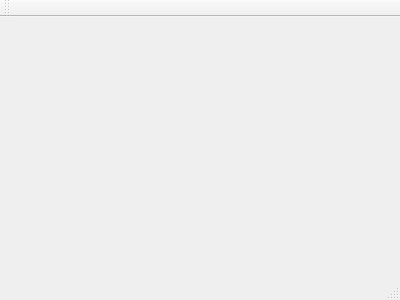
Qt form PixelsSpriteEditor/SpriteMainWindow.ui (worldofnick/Pixels-Sprite-Editor) before a commit.
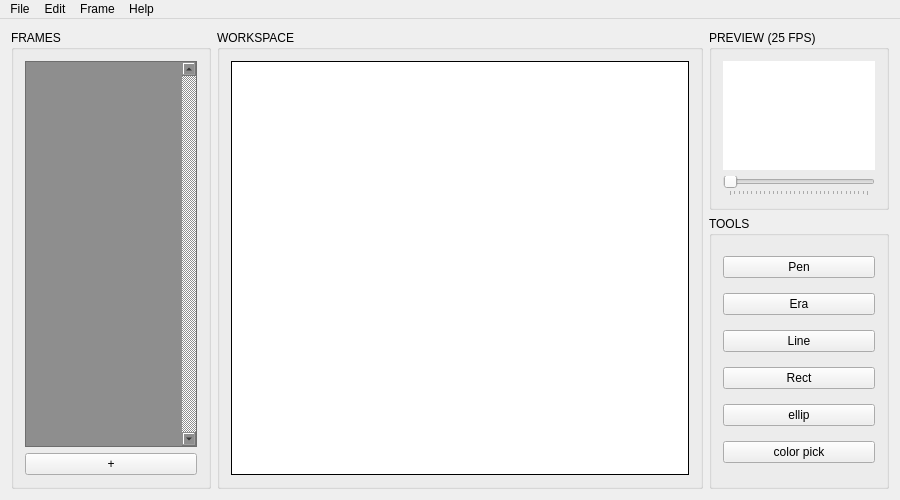
The same form after that commit.

Commit message:
Basic scalable GUI
Can start implementing now.

Diff of the .ui file:
```diff
--- a/PixelsSpriteEditor/SpriteMainWindow.ui
+++ b/PixelsSpriteEditor/SpriteMainWindow.ui
@@ -1,24 +1,470 @@
 <ui version="4.0">
  <class>SpriteMainWindow</class>
- <widget class="QMainWindow" name="SpriteMainWindow" >
-  <property name="geometry" >
+ <widget class="QMainWindow" name="SpriteMainWindow">
+  <property name="geometry">
    <rect>
     <x>0</x>
     <y>0</y>
-    <width>400</width>
-    <height>300</height>
+    <width>900</width>
+    <height>500</height>
    </rect>
   </property>
-  <property name="windowTitle" >
+  <property name="sizePolicy">
+   <sizepolicy hsizetype="MinimumExpanding" vsizetype="MinimumExpanding">
+    <horstretch>0</horstretch>
+    <verstretch>0</verstretch>
+   </sizepolicy>
+  </property>
+  <property name="windowTitle">
    <string>SpriteMainWindow</string>
   </property>
-  <widget class="QMenuBar" name="menuBar" />
-  <widget class="QToolBar" name="mainToolBar" />
-  <widget class="QWidget" name="centralWidget" />
-  <widget class="QStatusBar" name="statusBar" />
+  <widget class="QWidget" name="centralWidget">
+   <layout class="QGridLayout" name="gridLayout_3">
+    <item row="0" column="0">
+     <layout class="QGridLayout" name="gridLayout">
+      <item row="0" column="0" rowspan="2">
+       <widget class="QGroupBox" name="framesGroupBox">
+        <property name="sizePolicy">
+         <sizepolicy hsizetype="Maximum" vsizetype="MinimumExpanding">
+          <horstretch>0</horstretch>
+          <verstretch>0</verstretch>
+         </sizepolicy>
+        </property>
+        <property name="minimumSize">
+         <size>
+          <width>200</width>
+          <height>420</height>
+         </size>
+        </property>
+        <property name="maximumSize">
+         <size>
+          <width>500</width>
+          <height>1000</height>
+         </size>
+        </property>
+        <property name="title">
+         <string>FRAMES</string>
+        </property>
+        <layout class="QVBoxLayout" name="verticalLayout_3">
+         <item>
+          <widget class="QScrollArea" name="framesScrollArea">
+           <property name="sizePolicy">
+            <sizepolicy hsizetype="MinimumExpanding" vsizetype="MinimumExpanding">
+             <horstretch>0</horstretch>
+             <verstretch>0</verstretch>
+            </sizepolicy>
+           </property>
+           <property name="maximumSize">
+            <size>
+             <width>500</width>
+             <height>16777215</height>
+            </size>
+           </property>
+           <property name="styleSheet">
+            <string notr="true">background-color:rgb(142, 142, 142);</string>
+           </property>
+           <property name="verticalScrollBarPolicy">
+            <enum>Qt::ScrollBarAlwaysOn</enum>
+           </property>
+           <property name="horizontalScrollBarPolicy">
+            <enum>Qt::ScrollBarAlwaysOff</enum>
+           </property>
+           <property name="sizeAdjustPolicy">
+            <enum>QAbstractScrollArea::AdjustToContents</enum>
+           </property>
+           <property name="widgetResizable">
+            <bool>true</bool>
+           </property>
+           <widget class="QWidget" name="scrollAreaWidgetContents">
+            <property name="geometry">
+             <rect>
+              <x>0</x>
+              <y>0</y>
+              <width>152</width>
+              <height>369</height>
+             </rect>
+            </property>
+           </widget>
+          </widget>
+         </item>
+         <item>
+          <widget class="QPushButton" name="addFrameButton">
+           <property name="text">
+            <string>+</string>
+           </property>
+          </widget>
+         </item>
+        </layout>
+       </widget>
+      </item>
+      <item row="0" column="1" rowspan="2">
+       <widget class="QGroupBox" name="workspaceGroupBox">
+        <property name="sizePolicy">
+         <sizepolicy hsizetype="MinimumExpanding" vsizetype="MinimumExpanding">
+          <horstretch>0</horstretch>
+          <verstretch>0</verstretch>
+         </sizepolicy>
+        </property>
+        <property name="title">
+         <string>WORKSPACE</string>
+        </property>
+        <layout class="QVBoxLayout" name="verticalLayout_4">
+         <item>
+          <widget class="QLabel" name="workspaceLabel">
+           <property name="sizePolicy">
+            <sizepolicy hsizetype="MinimumExpanding" vsizetype="MinimumExpanding">
+             <horstretch>0</horstretch>
+             <verstretch>0</verstretch>
+            </sizepolicy>
+           </property>
+           <property name="minimumSize">
+            <size>
+             <width>335</width>
+             <height>335</height>
+            </size>
+           </property>
+           <property name="toolTip">
+            <string>&lt;html&gt;&lt;head/&gt;&lt;body&gt;&lt;p&gt;Will display the current selected frame. The size is dependent on the resolution of the image selected. Should scale without changing the resolution.&lt;/p&gt;&lt;/body&gt;&lt;/html&gt;</string>
+           </property>
+           <property name="styleSheet">
+            <string notr="true">background-color: rgb(255, 255, 255);</string>
+           </property>
+           <property name="frameShape">
+            <enum>QFrame::Box</enum>
+           </property>
+           <property name="lineWidth">
+            <number>1</number>
+           </property>
+           <property name="text">
+            <string/>
+           </property>
+           <property name="scaledContents">
+            <bool>false</bool>
+           </property>
+          </widget>
+         </item>
+        </layout>
+        <zorder>workspaceLabel</zorder>
+        <zorder>framesGroupBox</zorder>
+       </widget>
+      </item>
+      <item row="0" column="2">
+       <widget class="QGroupBox" name="groupBox">
+        <property name="sizePolicy">
+         <sizepolicy hsizetype="Maximum" vsizetype="Maximum">
+          <horstretch>0</horstretch>
+          <verstretch>0</verstretch>
+         </sizepolicy>
+        </property>
+        <property name="minimumSize">
+         <size>
+          <width>180</width>
+          <height>180</height>
+         </size>
+        </property>
+        <property name="maximumSize">
+         <size>
+          <width>300</width>
+          <height>300</height>
+         </size>
+        </property>
+        <property name="title">
+         <string>PREVIEW (25 FPS)</string>
+        </property>
+        <layout class="QGridLayout" name="gridLayout_2">
+         <item row="1" column="0">
+          <widget class="QSlider" name="fpsSlider">
+           <property name="maximum">
+            <number>32</number>
+           </property>
+           <property name="orientation">
+            <enum>Qt::Horizontal</enum>
+           </property>
+           <property name="tickPosition">
+            <enum>QSlider::TicksBelow</enum>
+           </property>
+           <property name="tickInterval">
+            <number>0</number>
+           </property>
+          </widget>
+         </item>
+         <item row="0" column="0">
+          <widget class="QLabel" name="previewLabelMap">
+           <property name="toolTip">
+            <string>&lt;html&gt;&lt;head/&gt;&lt;body&gt;&lt;p&gt;When you click on this, a new preview window will open. It has zoom controls&lt;/p&gt;&lt;/body&gt;&lt;/html&gt;</string>
+           </property>
+           <property name="styleSheet">
+            <string notr="true">background-color: rgb(255, 255, 255);</string>
+           </property>
+           <property name="text">
+            <string/>
+           </property>
+          </widget>
+         </item>
+        </layout>
+       </widget>
+      </item>
+      <item row="1" column="2">
+       <widget class="QGroupBox" name="toolsGroupBox">
+        <property name="sizePolicy">
+         <sizepolicy hsizetype="Maximum" vsizetype="MinimumExpanding">
+          <horstretch>0</horstretch>
+          <verstretch>0</verstretch>
+         </sizepolicy>
+        </property>
+        <property name="minimumSize">
+         <size>
+          <width>180</width>
+          <height>261</height>
+         </size>
+        </property>
+        <property name="title">
+         <string>TOOLS</string>
+        </property>
+        <layout class="QVBoxLayout" name="verticalLayout">
+         <item>
+          <widget class="QPushButton" name="penTool">
+           <property name="text">
+            <string>Pen</string>
+           </property>
+          </widget>
+         </item>
+         <item>
+          <widget class="QPushButton" name="eraserTool">
+           <property name="text">
+            <string>Era</string>
+           </property>
+          </widget>
+         </item>
+         <item>
+          <widget class="QPushButton" name="lineTool">
+           <property name="text">
+            <string>Line</string>
+           </property>
+          </widget>
+         </item>
+         <item>
+          <widget class="QPushButton" name="rectangleTool">
+           <property name="text">
+            <string>Rect</string>
+           </property>
+          </widget>
+         </item>
+         <item>
+          <widget class="QPushButton" name="ellipseTool">
+           <property name="text">
+            <string>ellip</string>
+           </property>
+          </widget>
+         </item>
+         <item>
+          <widget class="QPushButton" name="colorPickButton">
+           <property name="text">
+            <string>color pick</string>
+           </property>
+          </widget>
+         </item>
+        </layout>
+       </widget>
+      </item>
+     </layout>
+    </item>
+   </layout>
+   <widget class="QWidget" name="layoutWidget">
+    <property name="geometry">
+     <rect>
+      <x>0</x>
+      <y>0</y>
+      <width>2</width>
+      <height>2</height>
+     </rect>
+    </property>
+    <layout class="QHBoxLayout" name="horizontalLayout"/>
+   </widget>
+   <widget class="QWidget" name="layoutWidget">
+    <property name="geometry">
+     <rect>
+      <x>0</x>
+      <y>0</y>
+      <width>2</width>
+      <height>2</height>
+     </rect>
+    </property>
+    <layout class="QVBoxLayout" name="verticalLayout_2"/>
+   </widget>
+  </widget>
+  <widget class="QMenuBar" name="menuBar">
+   <property name="geometry">
+    <rect>
+     <x>0</x>
+     <y>0</y>
+     <width>900</width>
+     <height>22</height>
+    </rect>
+   </property>
+   <widget class="QMenu" name="menuFile">
+    <property name="title">
+     <string>File</string>
+    </property>
+    <widget class="QMenu" name="menuSave_As">
+     <property name="title">
+      <string>Save As...</string>
+     </property>
+     <addaction name="actionStamp"/>
+     <addaction name="actionSprite_Sheet"/>
+    </widget>
+    <addaction name="actionNew"/>
+    <addaction name="actionOpen"/>
+    <addaction name="actionSave"/>
+    <addaction name="menuSave_As"/>
+    <addaction name="separator"/>
+    <addaction name="actionExport_as_gif"/>
+    <addaction name="actionQuit"/>
+   </widget>
+   <widget class="QMenu" name="menuEdit">
+    <property name="title">
+     <string>Edit</string>
+    </property>
+    <addaction name="actionUndo"/>
+    <addaction name="actionRedo"/>
+    <addaction name="separator"/>
+    <addaction name="actionReset"/>
+   </widget>
+   <widget class="QMenu" name="menuTools">
+    <property name="title">
+     <string>Frame</string>
+    </property>
+    <addaction name="actionFlip_Horizontally"/>
+    <addaction name="actionFlip_Vertically"/>
+    <addaction name="separator"/>
+    <addaction name="actionRotate_Horizontally"/>
+    <addaction name="actionRotate_Anti_clockwise"/>
+    <addaction name="separator"/>
+    <addaction name="actionShow_Hide_Frame"/>
+    <addaction name="actionDuplicate"/>
+    <addaction name="separator"/>
+    <addaction name="actionDelete"/>
+    <addaction name="actionRemove_All"/>
+   </widget>
+   <widget class="QMenu" name="menuHelp">
+    <property name="title">
+     <string>Help</string>
+    </property>
+    <addaction name="actionAbout"/>
+    <addaction name="actionWlakthrough"/>
+   </widget>
+   <addaction name="menuFile"/>
+   <addaction name="menuEdit"/>
+   <addaction name="menuTools"/>
+   <addaction name="menuHelp"/>
+  </widget>
+  <action name="actionNew">
+   <property name="text">
+    <string>New</string>
+   </property>
+  </action>
+  <action name="actionOpen">
+   <property name="text">
+    <string>Open...</string>
+   </property>
+  </action>
+  <action name="actionSave">
+   <property name="text">
+    <string>Save...</string>
+   </property>
+  </action>
+  <action name="actionStamp">
+   <property name="text">
+    <string>Stamp</string>
+   </property>
+  </action>
+  <action name="actionQuit">
+   <property name="text">
+    <string>Quit</string>
+   </property>
+  </action>
+  <action name="actionSprite_Sheet">
+   <property name="text">
+    <string>Sprite Sheet</string>
+   </property>
+  </action>
+  <action name="actionAnimated_GIF">
+   <property name="text">
+    <string>Animated GIF</string>
+   </property>
+  </action>
+  <action name="actionExport_as_gif">
+   <property name="text">
+    <string>Export as .gif</string>
+   </property>
+  </action>
+  <action name="actionUndo">
+   <property name="text">
+    <string>Undo</string>
+   </property>
+  </action>
+  <action name="actionRedo">
+   <property name="text">
+    <string>Redo</string>
+   </property>
+  </action>
+  <action name="actionReset">
+   <property name="text">
+    <string>Reset</string>
+   </property>
+  </action>
+  <action name="actionFlip_Horizontally">
+   <property name="text">
+    <string>Flip Horizontally</string>
+   </property>
+  </action>
+  <action name="actionFlip_Vertically">
+   <property name="text">
+    <string>Flip Vertically</string>
+   </property>
+  </action>
+  <action name="actionRotate_Horizontally">
+   <property name="text">
+    <string>Rotate Clockwise</string>
+   </property>
+  </action>
+  <action name="actionRotate_Anti_clockwise">
+   <property name="text">
+    <string>Rotate Anti-clockwise</string>
+   </property>
+  </action>
+  <action name="actionShow_Hide_Frame">
+   <property name="text">
+    <string>Show/Hide</string>
+   </property>
+  </action>
+  <action name="actionDuplicate">
+   <property name="text">
+    <string>Duplicate</string>
+   </property>
+  </action>
+  <action name="actionDelete">
+   <property name="text">
+    <string>Remove</string>
+   </property>
+  </action>
+  <action name="actionRemove_All">
+   <property name="text">
+    <string>Remove All...</string>
+   </property>
+  </action>
+  <action name="actionAbout">
+   <property name="text">
+    <string>About</string>
+   </property>
+  </action>
+  <action name="actionWlakthrough">
+   <property name="text">
+    <string>Walkthrough</string>
+   </property>
+  </action>
  </widget>
- <layoutDefault spacing="6" margin="11" />
- <pixmapfunction></pixmapfunction>
+ <layoutdefault spacing="6" margin="11"/>
  <resources/>
  <connections/>
 </ui>
```
Left out of the diff: 1 changed line with no effect on the pictures. The commit also changes 1 other file.
